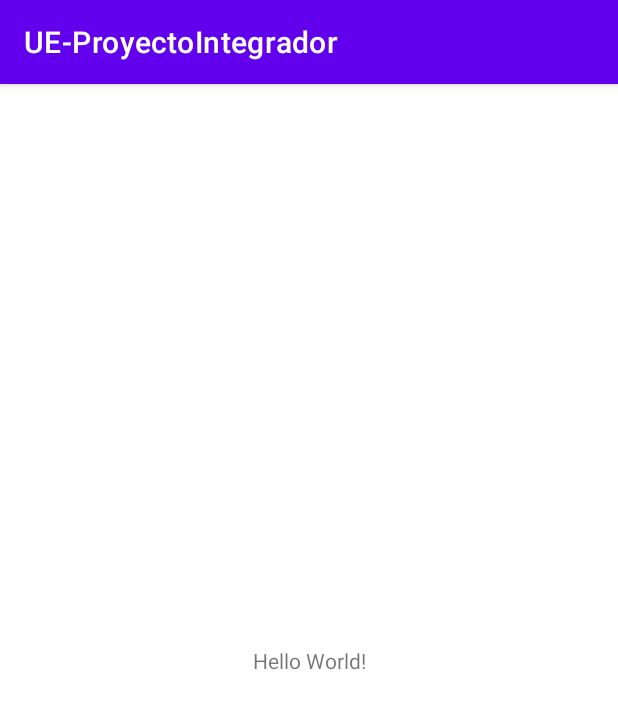
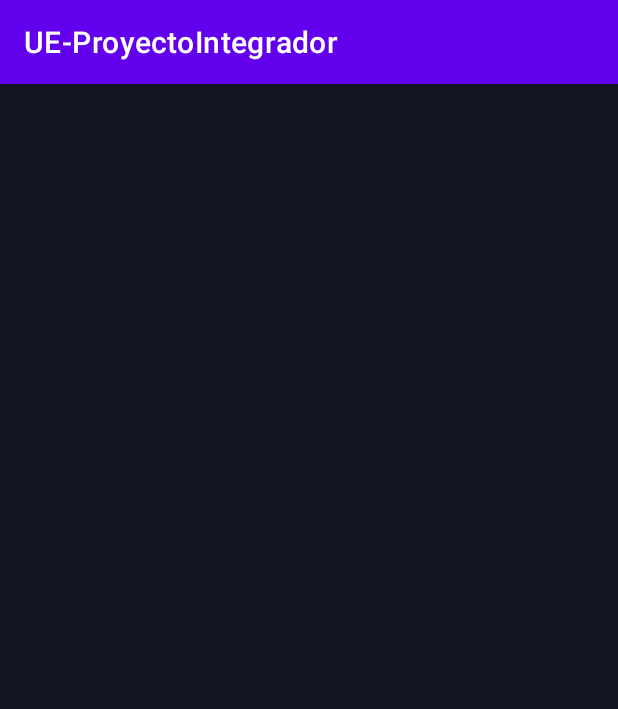
Before and after one commit to deveshaha/UE-Proyecto-Integrador, an Android app: the screen it shows after launch (MainActivity), on a phone screen of 412 x 824 dp. Shown: the top 709 px of the screen. Run offline under Robolectric (Android 15) with nearby library versions, the phone set to English and light mode, and no system bars.

Commit message:
Define Colour palette

```diff
--- a/app/src/main/res/layout/activity_main.xml
+++ b/app/src/main/res/layout/activity_main.xml
@@ -4,15 +4,9 @@
     xmlns:tools="http://schemas.android.com/tools"
     android:layout_width="match_parent"
     android:layout_height="match_parent"
+    android:background="@color/backgroundApp"
     tools:context=".MainActivity">
 
-    <TextView
-        android:layout_width="wrap_content"
-        android:layout_height="wrap_content"
-        android:text="Hello World!"
-        app:layout_constraintBottom_toBottomOf="parent"
-        app:layout_constraintEnd_toEndOf="parent"
-        app:layout_constraintStart_toStartOf="parent"
-        app:layout_constraintTop_toTopOf="parent" />
+
 
 </androidx.constraintlayout.widget.ConstraintLayout>
--- a/app/src/main/res/values/colors.xml
+++ b/app/src/main/res/values/colors.xml
@@ -6,5 +6,10 @@
     <color name="teal_200">#FF03DAC5</color>
     <color name="teal_700">#FF018786</color>
     <color name="black">#FF000000</color>
-    <color name="white">#FFFFFFFF</color>
+    <color name="backgroundApp">#111620</color>
+    <color name="textMain">#FFFFFF</color>
+    <color name="buttonColor">#FF8036</color>
+    <color name="Glass">#1F293D</color>
+    <color name="textSecondary">#BDBDBD</color>
+    <color name="icon">#637394</color>
 </resources>
--- a/build.gradle
+++ b/build.gradle
@@ -1,5 +1,5 @@
 // Top-level build file where you can add configuration options common to all sub-projects/modules.
 plugins {
-    id 'com.android.application' version '7.4.1' apply false
-    id 'com.android.library' version '7.4.1' apply false
+    id 'com.android.application' version '7.4.2' apply false
+    id 'com.android.library' version '7.4.2' apply false
 }
```
